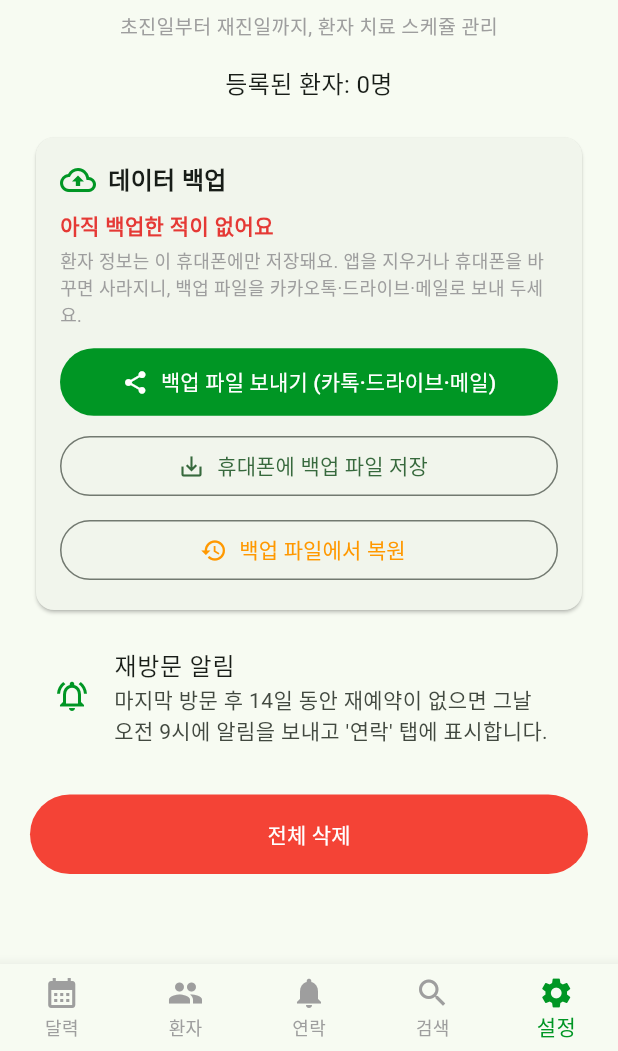
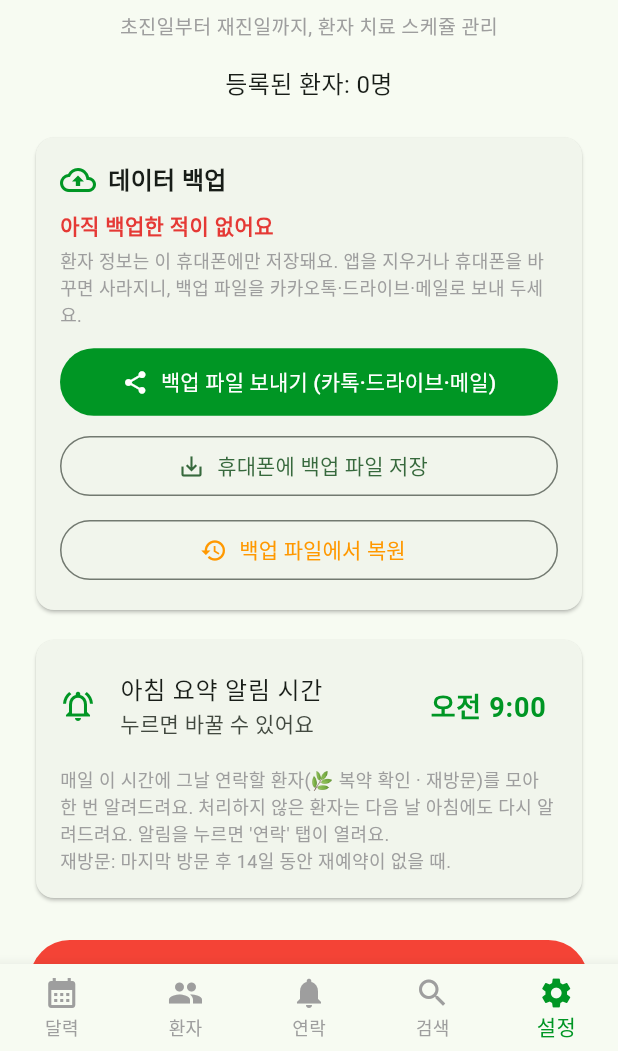
Before and after one commit to haniman999-wq/myapp, a Flutter app: the screen it shows after launch, item 5 of the bottom bar chosen, on a phone screen of 412 x 824 dp, the part 185-1236 px from its top. Run offline on Flutter 3.47's test engine with Material 3 defaults, Android fonts, the phone set to English and light mode, and no system bars; our stand-ins replace file_picker, flutter_local_notifications, share_plus, sqflite, table_calendar, timezone; accounts and stored records are empty.

Commit message:
Daily summary notification, tap-to-contact tab, blinking alerts, notify time
- Replace per-patient alerts with one morning summary per day
  ("오늘 연락할 환자 N명 (복약 확인 · 재방문)"), scheduled 30 days ahead;
  unhandled patients keep appearing in following days' summaries
- Tapping a notification (warm or cold start) opens the 연락 tab
- Notify time is configurable in Settings (DB meta); optional exact
  alarm permission so it fires on time
- Schedule in the device's own time zone instead of hardcoded Seoul
- Lock-screen visibility private (patient names hidden)
- Blink widget: contact-needed / herb-check badges, contact list
  avatars and the 연락 tab icon pulse until handled
- Tests for the daily summary

Co-Authored-By: Claude Opus 5.5 <noreply@anthropic.com>

```diff
--- a/lib/main.dart
+++ b/lib/main.dart
@@ -3,6 +3,7 @@ import 'package:flutter_localizations/flutter_localizations.dart';
 import 'package:intl/date_symbol_data_local.dart';
 
 import 'screens/splash_screen.dart';
+import 'services/app_navigation.dart';
 import 'services/customer_database.dart';
 import 'services/revisit_notifier.dart';
 import 'theme.dart';
@@ -30,6 +31,7 @@ class MyCustomersApp extends StatelessWidget {
   @override
   Widget build(BuildContext context) {
     return MaterialApp(
+      navigatorKey: appNavigatorKey,
       title: '내 환자의 모든 것',
       theme: ThemeData(
         colorScheme: ColorScheme.fromSeed(seedColor: kPrimaryGreen),
--- a/lib/models/customer_overview.dart
+++ b/lib/models/customer_overview.dart
@@ -41,6 +41,19 @@ class CustomerOverview {
       herbAlerts.where((a) => a.isDue).toList();
 
   bool get needsHerbCheck => customer.isHerbal && dueHerbAlerts.isNotEmpty;
+
+  // ───────── 특정 날짜 기준 (아침 요약 알림 예약용) ─────────
+
+  /// [day] 아침에 복약 확인 전화가 필요한지 (지금 데이터가 그대로라면).
+  bool herbCheckDueOn(DateTime day) =>
+      customer.isHerbal &&
+      herbAlerts.any((a) => !a.done && !a.date.isAfter(dateOnly(day)));
+
+  /// [day] 아침에 재방문 연락이 필요한지 (지금 데이터가 그대로라면).
+  bool revisitDueOn(DateTime day) {
+    final due = contactDueDate;
+    return due != null && !dateOnly(day).isBefore(due) && !contactedSinceDue;
+  }
 
   /// '복약 15일' 같은 표시용 문구.
   String herbLabel(HerbAlert alert) {
--- a/lib/screens/herb_plan_screen.dart
+++ b/lib/screens/herb_plan_screen.dart
@@ -172,7 +172,7 @@ class _HerbPlanScreenState extends State<HerbPlanScreen> {
           ),
           const SizedBox(height: 4),
           const Text(
-            '그날 오전 9시에 알림이 오고, 재예약과 상관없이 연락 탭에 표시돼요.',
+            '그날 아침 요약 알림에 들어가고, 재예약과 상관없이 연락 탭에 표시돼요.',
             style: TextStyle(fontSize: 12, color: Colors.grey),
           ),
           const SizedBox(height: 8),
--- a/lib/screens/home_screen.dart
+++ b/lib/screens/home_screen.dart
@@ -5,6 +5,7 @@ import '../models/customer_overview.dart';
 import '../services/customer_database.dart';
 import '../theme.dart';
 import '../utils/date_format.dart';
+import '../widgets/blink.dart';
 import '../widgets/customer_name.dart';
 import '../widgets/status_chip.dart';
 import 'customer_detail_screen.dart';
@@ -189,7 +190,9 @@ class _CustomerTile extends StatelessWidget {
           ),
           if (needsContact) ...[
             const SizedBox(width: 8),
-            const StatusChip(label: '연락 필요', color: kNoShowRed),
+            const Blink(
+              child: StatusChip(label: '연락 필요', color: kNoShowRed),
+            ),
           ],
           if (needsCheck) ...[
             const SizedBox(width: 6),
@@ -197,7 +200,9 @@ class _CustomerTile extends StatelessWidget {
           ],
           if (overview.needsHerbCheck) ...[
             const SizedBox(width: 6),
-            const StatusChip(label: '복약 확인', color: kHerbPurple),
+            const Blink(
+              child: StatusChip(label: '복약 확인', color: kHerbPurple),
+            ),
           ],
         ],
       ),
--- a/lib/screens/main_screen.dart
+++ b/lib/screens/main_screen.dart
@@ -1,7 +1,9 @@
 import 'package:flutter/material.dart';
 
+import '../services/app_navigation.dart';
 import '../services/customer_database.dart';
 import '../theme.dart';
+import '../widgets/blink.dart';
 import 'calendar_screen.dart';
 import 'contact_screen.dart';
 import 'home_screen.dart';
@@ -27,14 +29,25 @@ class _MainScreenState extends State<MainScreen> with WidgetsBindingObserver {
     super.initState();
     WidgetsBinding.instance.addObserver(this);
     _database.changes.addListener(_reloadCount);
+    tabRequest.addListener(_handleTabRequest);
     _reloadCount();
+    // 알림으로 앱을 연 경우 첫 화면부터 '연락' 탭
+    _handleTabRequest();
   }
 
   @override
   void dispose() {
     WidgetsBinding.instance.removeObserver(this);
     _database.changes.removeListener(_reloadCount);
+    tabRequest.removeListener(_handleTabRequest);
     super.dispose();
+  }
+
+  void _handleTabRequest() {
+    final tab = tabRequest.value;
+    if (tab == null) return;
+    tabRequest.value = null;
+    setState(() => _selectedIndex = tab);
   }
 
   /// 앱을 다시 열면 날짜가 바뀌었을 수 있으니 전체를 새로 계산합니다.
@@ -87,7 +100,10 @@ class _MainScreenState extends State<MainScreen> with WidgetsBindingObserver {
             icon: Badge(
               isLabelVisible: _contactCount > 0,
               label: Text('$_contactCount'),
-              child: const Icon(Icons.notifications),
+              child: Blink(
+                enabled: _contactCount > 0,
+                child: const Icon(Icons.notifications),
+              ),
             ),
             label: '연락',
           ),
--- a/lib/screens/settings_screen.dart
+++ b/lib/screens/settings_screen.dart
@@ -3,6 +3,7 @@ import 'package:flutter/material.dart';
 import '../models/customer_overview.dart';
 import '../services/backup_service.dart';
 import '../services/customer_database.dart';
+import '../services/revisit_notifier.dart';
 import '../theme.dart';
 import '../utils/date_format.dart';
 
@@ -17,6 +18,8 @@ class _SettingsScreenState extends State<SettingsScreen> {
   final _database = CustomerDatabase.instance;
   late Future<int> _countFuture;
   late Future<DateTime?> _lastBackupFuture;
+  late Future<(int, int)> _notifyTimeFuture;
+  late Future<bool> _onTimeFuture;
   bool _busy = false;
 
   @override
@@ -38,6 +41,8 @@ class _SettingsScreenState extends State<SettingsScreen> {
         (customers) => customers.length,
       );
       _lastBackupFuture = _database.getLastBackupAt();
+      _notifyTimeFuture = _database.getNotifyTime();
+      _onTimeFuture = RevisitNotifier.instance.canNotifyOnTime();
     });
   }
 
@@ -102,6 +107,26 @@ class _SettingsScreenState extends State<SettingsScreen> {
     await BackupService.restore(backup);
     if (mounted) _toast('환자 ${backup.patientCount}명을 복원했어요');
   });
+
+  Future<void> _pickNotifyTime() async {
+    final (hour, minute) = await _notifyTimeFuture;
+    if (!mounted) return;
+    final picked = await showTimePicker(
+      context: context,
+      initialTime: TimeOfDay(hour: hour, minute: minute),
+      helpText: '아침 요약 알림 시간',
+    );
+    if (picked == null) return;
+    // 저장하면 데이터 변경 알림이 나가고, 알림도 새 시간으로 다시 예약됩니다.
+    await _database.setNotifyTime(picked.hour, picked.minute);
+    if (!mounted) return;
+    _toast('매일 ${formatTimeOfDay(picked.hour, picked.minute)}에 알려드릴게요');
+  }
+
+  Future<void> _allowOnTime() async {
+    await RevisitNotifier.instance.requestOnTimePermission();
+    if (mounted) _reload();
+  }
 
   Future<void> _confirmDeleteAll() async {
     final confirmed = await showDialog<bool>(
@@ -176,16 +201,11 @@ class _SettingsScreenState extends State<SettingsScreen> {
             onRestore: _restore,
           ),
           const SizedBox(height: 12),
-          const ListTile(
-            leading: Icon(
-              Icons.notifications_active_outlined,
-              color: kPrimaryGreenDark,
-            ),
-            title: Text('재방문 알림'),
-            subtitle: Text(
-              '마지막 방문 후 $kRevisitDays일 동안 재예약이 없으면 '
-              '그날 오전 9시에 알림을 보내고 \'연락\' 탭에 표시합니다.',
-            ),
+          _NotifyCard(
+            timeFuture: _notifyTimeFuture,
+            onTimeFuture: _onTimeFuture,
+            onPickTime: _pickNotifyTime,
+            onAllowOnTime: _allowOnTime,
           ),
           const SizedBox(height: 24),
           FilledButton(
@@ -293,3 +313,80 @@ class _BackupCard extends StatelessWidget {
     );
   }
 }
+
+/// 알림 설정 카드: 아침 요약 알림 시각 + 정확한 시간 허용.
+class _NotifyCard extends StatelessWidget {
+  const _NotifyCard({
+    required this.timeFuture,
+    required this.onTimeFuture,
+    required this.onPickTime,
+    required this.onAllowOnTime,
+  });
+
+  final Future<(int, int)> timeFuture;
+  final Future<bool> onTimeFuture;
+  final VoidCallback onPickTime;
+  final VoidCallback onAllowOnTime;
+
+  @override
+  Widget build(BuildContext context) {
+    return Card(
+      child: Padding(
+        padding: const EdgeInsets.symmetric(vertical: 8),
+        child: Column(
+          crossAxisAlignment: CrossAxisAlignment.stretch,
+          children: [
+            FutureBuilder<(int, int)>(
+              future: timeFuture,
+              builder: (context, snapshot) {
+                final (hour, minute) = snapshot.data ?? (9, 0);
+                return ListTile(
+                  leading: const Icon(
+                    Icons.notifications_active_outlined,
+                    color: kPrimaryGreenDark,
+                  ),
+                  title: const Text('아침 요약 알림 시간'),
+                  subtitle: const Text('누르면 바꿀 수 있어요'),
+                  trailing: Text(
+                    formatTimeOfDay(hour, minute),
+                    style: const TextStyle(
+                      fontSize: 18,
+                      fontWeight: FontWeight.bold,
+                      color: kPrimaryGreenDark,
+                    ),
+                  ),
+                  onTap: onPickTime,
+                );
+              },
+            ),
+            FutureBuilder<bool>(
+              future: onTimeFuture,
+              builder: (context, snapshot) {
+                if (snapshot.data != false) return const SizedBox.shrink();
+                return ListTile(
+                  leading: const Icon(Icons.alarm, color: Colors.orange),
+                  title: const Text('정확한 시간에 알림 받기'),
+                  subtitle: const Text(
+                    '허용하지 않으면 휴대폰이 배터리를 아끼느라 알림이 최대 1시간 늦게 올 수 있어요. '
+                    '눌러서 \'알람 및 리마인더\'를 허용해 주세요.',
+                  ),
+                  onTap: onAllowOnTime,
+                );
+              },
+            ),
+            const Padding(
+              padding: EdgeInsets.fromLTRB(16, 4, 16, 8),
+              child: Text(
+                '매일 이 시간에 그날 연락할 환자(🌿 복약 확인 · 재방문)를 모아 한 번 알려드려요. '
+                '처리하지 않은 환자는 다음 날 아침에도 다시 알려드려요. '
+                '알림을 누르면 \'연락\' 탭이 열려요.\n'
+                '재방문: 마지막 방문 후 $kRevisitDays일 동안 재예약이 없을 때.',
+                style: TextStyle(fontSize: 12, color: Colors.grey),
+              ),
+            ),
+          ],
+        ),
+      ),
+    );
+  }
+}
--- /dev/null
+++ b/lib/services/app_navigation.dart
@@ -0,0 +1,22 @@
+import 'package:flutter/material.dart';
+
+/// 앱 전체 화면 이동을 화면 밖(알림 등)에서 할 때 쓰는 열쇠.
+final appNavigatorKey = GlobalKey<NavigatorState>();
+
+/// 아래 탭 번호.
+abstract final class AppTab {
+  static const calendar = 0;
+  static const patients = 1;
+  static const contact = 2;
+  static const search = 3;
+  static const settings = 4;
+}
+
+/// 열어 달라고 요청된 탭. [MainScreen] 이 듣고 처리한 뒤 null 로 돌려놓습니다.
+final ValueNotifier<int?> tabRequest = ValueNotifier(null);
+
+/// 알림을 눌렀을 때: 열려 있는 화면을 모두 닫고 '연락' 탭으로 갑니다.
+void openContactTab() {
+  appNavigatorKey.currentState?.popUntil((route) => route.isFirst);
+  tabRequest.value = AppTab.contact;
+}
--- a/lib/services/revisit_notifier.dart
+++ b/lib/services/revisit_notifier.dart
@@ -3,39 +3,58 @@ import 'package:flutter_local_notifications/flutter_local_notifications.dart';
 import 'package:timezone/data/latest_all.dart' as tz_data;
 import 'package:timezone/timezone.dart' as tz;
 
+import '../models/customer_overview.dart';
+import '../utils/date_format.dart';
+import 'app_navigation.dart';
 import 'customer_database.dart';
 
-/// 재방문 알림.
+/// 아침 요약 알림.
 ///
-/// 환자마다 '연락해야 하는 날 오전 9시'에 휴대폰 알림을 예약해 둡니다.
-/// 데이터가 바뀔 때마다 [sync] 로 전부 다시 계산해서 걸기 때문에,
-/// 재예약이 잡히면 그 환자의 알림은 자연스럽게 사라집니다.
+/// 매일 정해둔 시각(기본 오전 9시)에 "오늘 연락할 환자 N명 (복약 확인 · 재방문)"
+/// 알림을 한 번 보냅니다. 앞으로 [_daysAhead]일치를 미리 걸어두고,
+/// 데이터가 바뀔 때마다 [sync] 로 전부 다시 계산합니다.
+/// 알림을 누르면 앱의 '연락' 탭이 열립니다.
 class RevisitNotifier {
   RevisitNotifier._internal();
 
   static final RevisitNotifier instance = RevisitNotifier._internal();
 
-  static const _notifyHour = 9;
+  /// 며칠 앞까지 요약 알림을 미리 걸어둘지.
+  static const _daysAhead = 30;
 
-  /// 복약 알림 id 는 환자 id(재방문 알림)와 겹치지 않게 이 값을 더해 씁니다.
-  static const _herbIdBase = 1000000;
+  /// 요약 알림 id = 기준 + 오늘로부터 며칠째.
+  static const _summaryIdBase = 2000;
+
+  /// 알림 내용에 이름을 몇 명까지 적을지.
+  static const _maxNames = 4;
 
   final _plugin = FlutterLocalNotificationsPlugin();
   bool _ready = false;
   bool _syncing = false;
   bool _syncAgain = false;
 
+  AndroidFlutterLocalNotificationsPlugin? get _android => _plugin
+      .resolvePlatformSpecificImplementation<
+        AndroidFlutterLocalNotificationsPlugin
+      >();
+
   Future<void> init() async {
     // 지금은 안드로이드 한 기기에서만 사용합니다.
     if (kIsWeb || defaultTargetPlatform != TargetPlatform.android) return;
     try {
       tz_data.initializeTimeZones();
-      tz.setLocalLocation(tz.getLocation('Asia/Seoul'));
       await _plugin.initialize(
         settings: const InitializationSettings(
           android: AndroidInitializationSettings('@mipmap/ic_launcher'),
         ),
+        // 앱이 켜져 있을 때 알림을 누르면
+        onDidReceiveNotificationResponse: (_) => openContactTab(),
       );
+      // 꺼져 있던 앱을 알림으로 열었으면 첫 화면을 '연락' 탭으로
+      final launch = await _plugin.getNotificationAppLaunchDetails();
+      if (launch?.didNotificationLaunchApp ?? false) {
+        tabRequest.value = AppTab.contact;
+      }
       _ready = true;
     } catch (e) {
       debugPrint('알림 초기화 실패: $e');
@@ -46,17 +65,34 @@ class RevisitNotifier {
   Future<void> requestPermission() async {
     if (!_ready) return;
     try {
-      await _plugin
-          .resolvePlatformSpecificImplementation<
-            AndroidFlutterLocalNotificationsPlugin
-          >()
-          ?.requestNotificationsPermission();
+      await _android?.requestNotificationsPermission();
     } catch (e) {
       debugPrint('알림 권한 요청 실패: $e');
     }
   }
 
-  /// 모든 환자의 재방문 알림을 다시 계산해서 예약합니다.
+  /// 정해둔 시각에 정확히 울릴 수 있는지 (안드로이드 '알람 및 리마인더' 권한).
+  Future<bool> canNotifyOnTime() async {
+    if (!_ready) return true;
+    try {
+      return await _android?.canScheduleExactNotifications() ?? true;
+    } catch (_) {
+      return true;
+    }
+  }
+
+  /// '알람 및 리마인더' 권한 설정 화면을 엽니다.
+  Future<void> requestOnTimePermission() async {
+    if (!_ready) return;
+    try {
+      await _android?.requestExactAlarmsPermission();
+    } catch (e) {
+      debugPrint('정확한 알림 권한 요청 실패: $e');
+    }
+    await sync();
+  }
+
+  /// 아침 요약 알림을 다시 계산해서 예약합니다.
   Future<void> sync() async {
     if (!_ready) return;
     if (_syncing) {
@@ -78,62 +114,84 @@ class RevisitNotifier {
 
   Future<void> _scheduleAll() async {
     await _plugin.cancelAll();
-    final now = tz.TZDateTime.now(tz.local);
-    final overviews = await CustomerDatabase.instance.getOverviews();
+    final db = CustomerDatabase.instance;
+    final overviews = await db.getOverviews();
+    final (hour, minute) = await db.getNotifyTime();
+    final mode = await canNotifyOnTime()
+        ? AndroidScheduleMode.exactAllowWhileIdle
+        : AndroidScheduleMode.inexactAllowWhileIdle;
+    final now = DateTime.now();
+    final start = today();
 
-    tz.TZDateTime at(DateTime d) =>
-        tz.TZDateTime(tz.local, d.year, d.month, d.day, _notifyHour);
-
-    for (final o in overviews) {
-      // 한약 복약 확인: 재예약과 상관없이 정해둔 날마다 무조건 알림
-      if (o.customer.isHerbal) {
-        for (final alert in o.pendingHerbAlerts) {
-          final when = at(alert.date);
-          final alertId = alert.id;
-          if (alertId == null || !when.isAfter(now)) continue;
-          await _plugin.zonedSchedule(
-            id: _herbIdBase + alertId,
-            scheduledDate: when,
-            title: '🌿 ${o.herbLabel(alert)} 복약 확인',
-            body: '${o.customer.name} 환자에게 복약 확인 전화를 해주세요.',
-            notificationDetails: const NotificationDetails(
-              android: AndroidNotificationDetails(
-                'herb',
-                '한약 복약 알림',
-                channelDescription: '한약 복약 시작 후 정해둔 날의 확인 전화 알림',
-                importance: Importance.high,
-                priority: Priority.high,
-              ),
-            ),
-            androidScheduleMode: AndroidScheduleMode.inexactAllowWhileIdle,
-          );
-        }
-      }
-
-      final due = o.contactDueDate;
-      final id = o.customer.id;
-      if (due == null || id == null) continue;
-
-      final when = at(due);
-      // 이미 지난 건은 앱 안 '연락 필요' 탭에서 보여줍니다.
+    for (var i = 0; i <= _daysAhead; i++) {
+      final day = start.add(Duration(days: i));
+      // 휴대폰에 설정된 시간대 기준 시각 → 절대 시각(UTC)으로 예약
+      final when = DateTime(day.year, day.month, day.day, hour, minute);
+      // 오늘 알림 시각이 이미 지났으면 앱 안 '연락' 탭에서 보여줍니다.
       if (!when.isAfter(now)) continue;
 
+      final summary = DailySummary.of(overviews, day);
+      if (summary.isEmpty) continue;
+
       await _plugin.zonedSchedule(
-        id: id,
-        scheduledDate: when,
-        title: '재방문 연락 필요',
-        body: '${o.customer.name} 환자가 마지막 방문 후 2주가 지났어요. 연락해보세요.',
-        notificationDetails: const NotificationDetails(
+        id: _summaryIdBase + i,
+        scheduledDate: tz.TZDateTime.from(when, tz.UTC),
+        title: summary.title,
+        body: summary.body,
+        notificationDetails: NotificationDetails(
           android: AndroidNotificationDetails(
-            'revisit',
-            '재방문 알림',
-            channelDescription: '마지막 방문 후 2주 동안 재예약이 없는 환자 알림',
+            'daily_summary',
+            '오늘의 연락 요약',
+            channelDescription: '매일 아침, 오늘 연락할 환자(복약 확인·재방문)를 모아서 알려줍니다',
             importance: Importance.high,
             priority: Priority.high,
+            // 잠금화면에서는 환자 이름을 가립니다.
+            visibility: NotificationVisibility.private,
+            styleInformation: BigTextStyleInformation(summary.body),
           ),
         ),
-        androidScheduleMode: AndroidScheduleMode.inexactAllowWhileIdle,
+        androidScheduleMode: mode,
       );
     }
   }
 }
+
+/// 하루치 요약 알림 내용.
+class DailySummary {
+  DailySummary._(this.herbNames, this.revisitNames);
+
+  /// [day] 아침 기준, 지금 데이터대로라면 연락해야 할 환자들.
+  factory DailySummary.of(List<CustomerOverview> overviews, DateTime day) {
+    final herb = <String>[];
+    final revisit = <String>[];
+    for (final o in overviews) {
+      final h = o.herbCheckDueOn(day);
+      final r = o.revisitDueOn(day);
+      if (h) herb.add(o.customer.name);
+      // 둘 다 해당하면 복약 확인 쪽으로 한 번만 셉니다.
+      if (r && !h) revisit.add(o.customer.name);
+    }
+    return DailySummary._(herb, revisit);
+  }
+
+  final List<String> herbNames;
+  final List<String> revisitNames;
+
+  int get total => herbNames.length + revisitNames.length;
+  bool get isEmpty => total == 0;
+
+  String get title {
+    final parts = [
+      if (herbNames.isNotEmpty) '복약 확인 ${herbNames.length}명',
+      if (revisitNames.isNotEmpty) '재방문 ${revisitNames.length}명',
+    ];
+    return '오늘 연락할 환자 $total명 (${parts.join(' · ')})';
+  }
+
+  String get body {
+    final names = [...herbNames.map((n) => '🌿$n'), ...revisitNames];
+    final shown = names.take(RevisitNotifier._maxNames).join(', ');
+    final rest = names.length - RevisitNotifier._maxNames;
+    return rest > 0 ? '$shown 외 $rest명 · 눌러서 연락하기' : '$shown · 눌러서 연락하기';
+  }
+}
--- a/lib/utils/date_format.dart
+++ b/lib/utils/date_format.dart
@@ -33,3 +33,10 @@ String toDbDate(DateTime d) {
 /// 같은 날짜인지 (시각 무시).
 bool isSameDate(DateTime a, DateTime b) =>
     a.year == b.year && a.month == b.month && a.day == b.day;
+
+/// '오전 9:00', '오후 1:30' 형태.
+String formatTimeOfDay(int hour, int minute) {
+  final period = hour < 12 ? '오전' : '오후';
+  final h = hour % 12 == 0 ? 12 : hour % 12;
+  return '$period $h:${minute.toString().padLeft(2, '0')}';
+}
--- /dev/null
+++ b/lib/widgets/blink.dart
@@ -0,0 +1,71 @@
+import 'package:flutter/material.dart';
+
+/// 자식 위젯을 은은하게 깜빡이게 합니다. (연락 필요 · 복약 확인 표시용)
+///
+/// 완전히 사라지지 않고 [minOpacity] 까지만 흐려졌다가 돌아옵니다.
+class Blink extends StatefulWidget {
+  const Blink({
+    super.key,
+    required this.child,
+    this.enabled = true,
+    this.minOpacity = 0.3,
+    this.period = const Duration(milliseconds: 900),
+  });
+
+  final Widget child;
+
+  /// false 면 깜빡이지 않고 그대로 보여줍니다.
+  final bool enabled;
+  final double minOpacity;
+
+  /// 흐려졌다가 돌아오는 데 걸리는 시간의 절반.
+  final Duration period;
+
+  @override
+  State<Blink> createState() => _BlinkState();
+}
+
+class _BlinkState extends State<Blink> with SingleTickerProviderStateMixin {
+  late final AnimationController _controller = AnimationController(
+    vsync: this,
+    duration: widget.period,
+  );
+  late final Animation<double> _opacity = Tween<double>(
+    begin: 1,
+    end: widget.minOpacity,
+  ).animate(CurvedAnimation(parent: _controller, curve: Curves.easeInOut));
+
+  @override
+  void initState() {
+    super.initState();
+    _sync();
+  }
+
+  @override
+  void didUpdateWidget(Blink oldWidget) {
+    super.didUpdateWidget(oldWidget);
+    if (oldWidget.enabled != widget.enabled) _sync();
+  }
+
+  void _sync() {
+    if (widget.enabled) {
+      _controller.repeat(reverse: true);
+    } else {
+      _controller
+        ..stop()
+        ..value = 0;
+    }
+  }
+
+  @override
+  void dispose() {
+    _controller.dispose();
+    super.dispose();
+  }
+
+  @override
+  Widget build(BuildContext context) {
+    if (!widget.enabled) return widget.child;
+    return FadeTransition(opacity: _opacity, child: widget.child);
+  }
+}
```
Also changed, not shown: lib/screens/calendar_screen.dart (+8 -3 lines), lib/screens/contact_screen.dart (+8 -2 lines), lib/services/customer_database.dart (+29 -11 lines), 2 other files.
